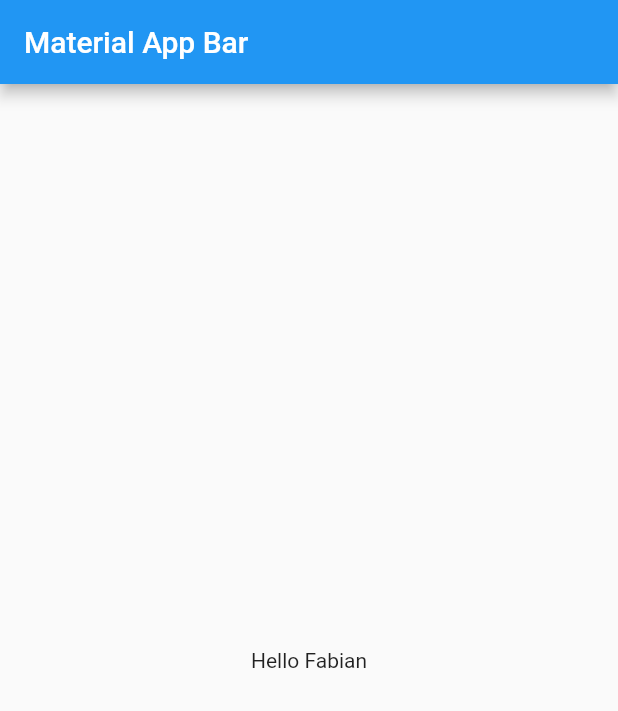
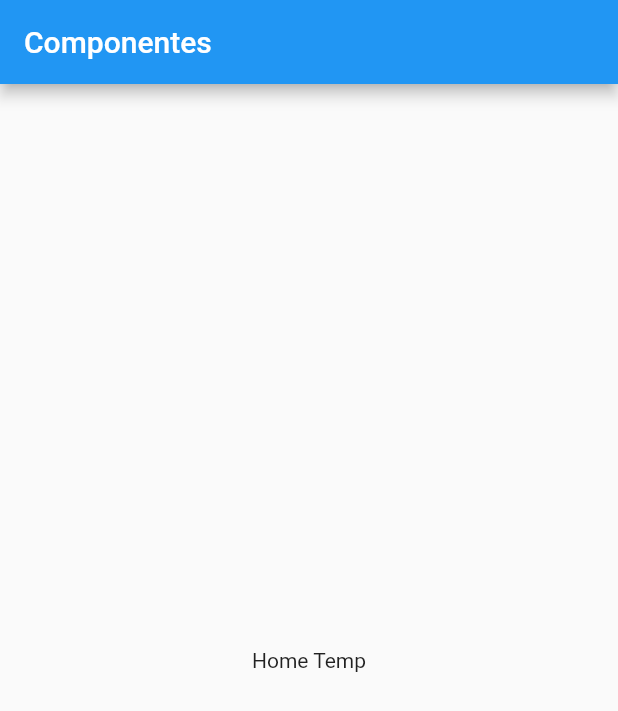
Before and after one commit to Fabian32f/C_Flutter, a Flutter app: the screen it shows after launch, on a phone screen of 412 x 824 dp. Shown: the top 711 px of the screen. Run offline on Flutter 3.47's test engine with Material 2 defaults, Android fonts, the phone set to English and light mode, and no system bars.

Commit message:
home_temp

```diff
--- a/lib/main.dart
+++ b/lib/main.dart
@@ -1,3 +1,4 @@
+import 'package:componentes/src/pages/home_temp.dart';
 import 'package:flutter/material.dart';
 
 void main() => runApp(MyApp());
@@ -6,16 +7,13 @@ class MyApp extends StatelessWidget {
   @override
   Widget build(BuildContext context) {
     return MaterialApp(
-      title: 'Material App',
+      title: 'Componentes APP',
+      debugShowCheckedModeBanner: false,
       home: Scaffold(
         appBar: AppBar(
-          title: Text('Material App Bar'),
+          title: Text('Componentes'),
         ),
-        body: Center(
-          child: Container(
-            child: Text('Hello Fabian'),
-          ),
-        ),
+        body: HomePageTemp()
       ),
     );
   }
--- /dev/null
+++ b/lib/src/pages/home_temp.dart
@@ -0,0 +1,12 @@
+import 'package:flutter/material.dart';
+
+class HomePageTemp extends StatelessWidget{
+
+@override
+Widget build(BuildContext context) {
+  return Center(
+    child: Text('Home Temp'),
+  );
+}
+
+}
```
